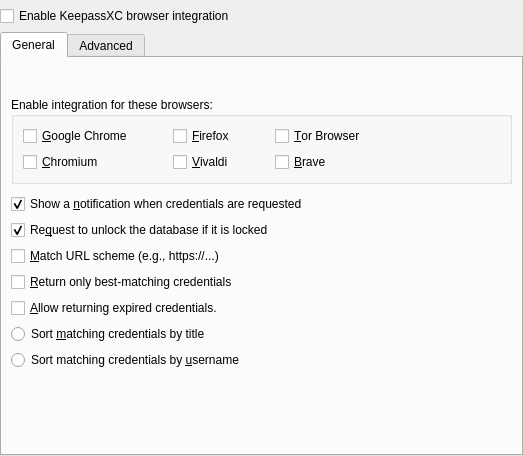
Before: the Qt Designer form src/browser/BrowserOptionDialog.ui in keepassxreboot/keepassxc, drawn with Qt 5.
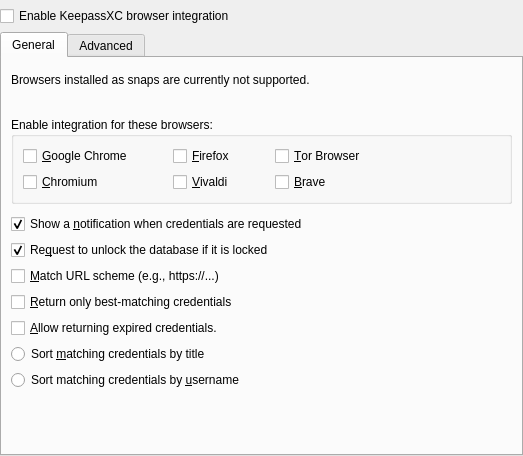
After: the same form once the commit is applied. Custom widgets are drawn as their Qt base class.

Commit message: Fix https://github.com/keepassxreboot/keepassxc/issues/3197

What changed in the file:
```diff
--- a/src/browser/BrowserOptionDialog.ui
+++ b/src/browser/BrowserOptionDialog.ui
@@ -59,6 +59,13 @@
          </property>
         </widget>
        </item>
+       <item>
+        <widget class="QLabel" name="label">
+         <property name="text">
+          <string>Browsers installed as snaps are currently not supported.</string>
+         </property>
+        </widget>
+       </item>
        <item>
         <widget class="QLabel" name="extensionLabel"/>
        </item>
```
